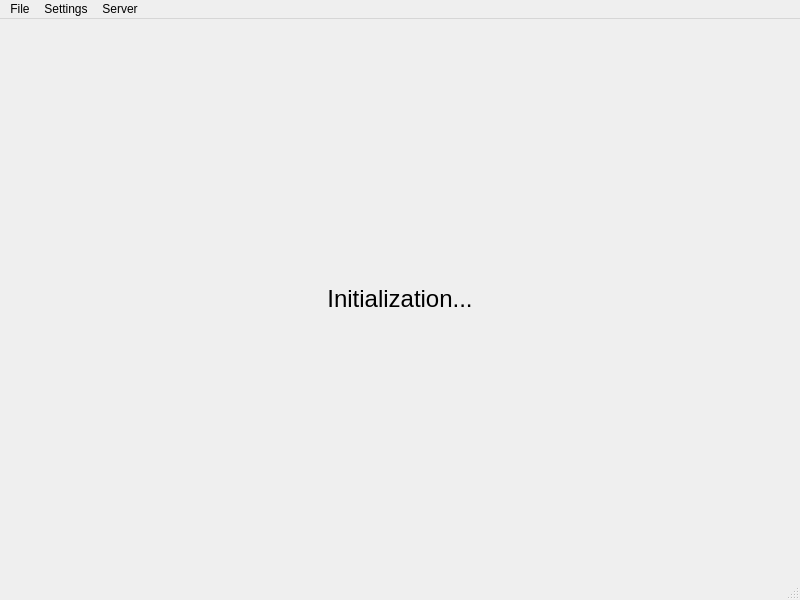
Above: src/view/core/MainWindow.ui from nevaeh82/arm_r before the change. Below: the same form after it.
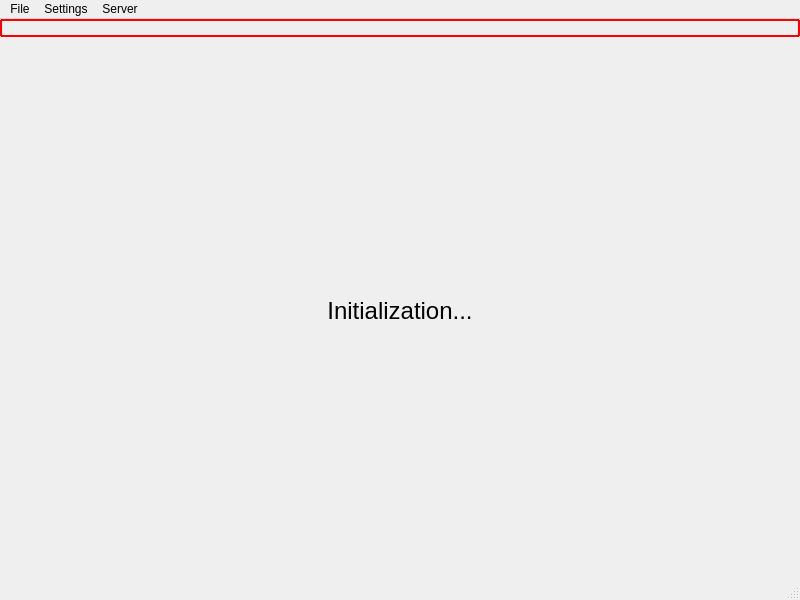
That is the form after the change. The open tabs and pages were chosen to show the change.

What changed in the file:
```diff
--- a/src/view/core/MainWindow.ui
+++ b/src/view/core/MainWindow.ui
@@ -38,6 +38,28 @@
     </property>
     <item>
      <layout class="QVBoxLayout" name="verticalLayout">
+      <item>
+       <widget class="QLabel" name="niippLabel">
+        <property name="sizePolicy">
+         <sizepolicy hsizetype="Preferred" vsizetype="Maximum">
+          <horstretch>0</horstretch>
+          <verstretch>0</verstretch>
+         </sizepolicy>
+        </property>
+        <property name="styleSheet">
+         <string notr="true">border: 2px solid red;
+border-radius: 1;
+font: 75 16pt &quot;MS Shell Dlg 2&quot;;
+color: rgb(255, 0, 0);</string>
+        </property>
+        <property name="text">
+         <string/>
+        </property>
+        <property name="alignment">
+         <set>Qt::AlignCenter</set>
+        </property>
+       </widget>
+      </item>
       <item>
        <widget class="QStackedWidget" name="stackedWidget">
         <property name="sizePolicy">
```
Left out of the diff: 2 changed lines with no effect on the pictures.
